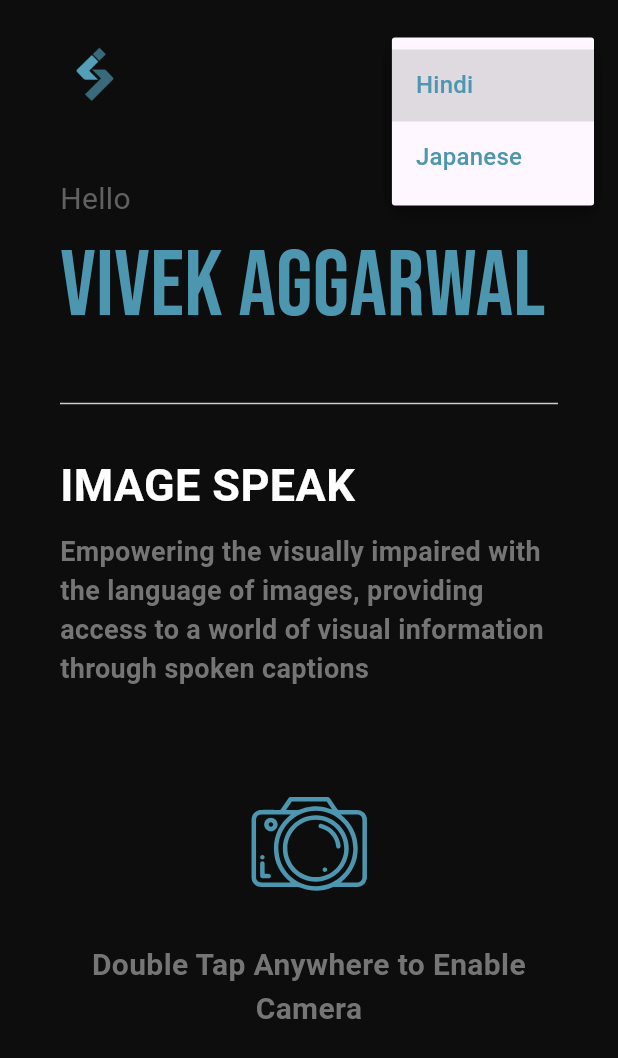
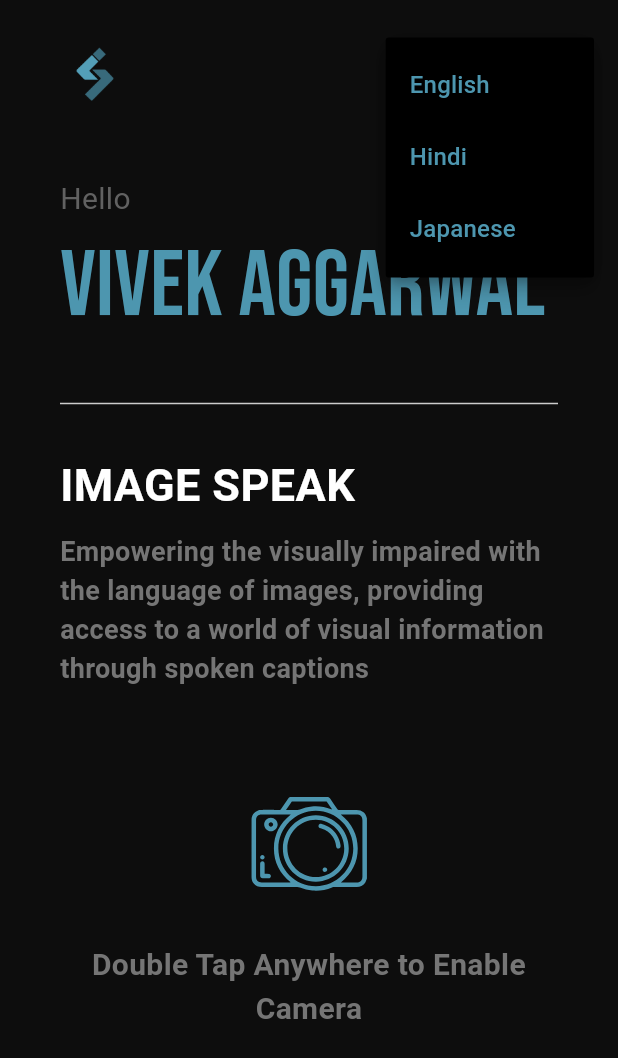
Before and after one commit to vivek005001/viz_assist, a Flutter app: the screen it shows after launch, after a tap on the "translate" icon, on a phone screen of 412 x 824 dp. Shown: the top 1058 px of the screen. Run offline on Flutter 3.47's test engine with Material 3 defaults, Android fonts, the light colour scheme and no system bars; drawn by our look-alikes of animated_text_kit; our stand-ins replace animated_splash_screen, camera, dash_chat_2, firebase_auth, flutter_gemini, flutter_tts and 6 more; missing offline and left inert: external_path, krutidevtounicode, media_scanner, shake, text_to_speech, translator; accounts and stored records are empty; network calls fail.

Commit message:
japanese

```diff
--- a/lib/pages/camera_page.dart
+++ b/lib/pages/camera_page.dart
@@ -20,7 +20,8 @@ speak(String text) async {
 
 class CameraPage extends StatefulWidget {
   final List<CameraDescription> cameras;
-  const CameraPage({super.key, required this.cameras});
+  const CameraPage({super.key, required this.cameras, required this.destinationLanguage});
+  final String destinationLanguage;
 
   @override
   State<CameraPage> createState() => _CameraPageState();
@@ -79,6 +80,7 @@ class _CameraPageState extends State<CameraPage> {
         builder: (context) => DetailsPage(
           imagePath: file.path,
           imageFile: file,
+          destinationLanguage: widget.destinationLanguage,
         ),
       ),
     );
--- a/lib/pages/home.dart
+++ b/lib/pages/home.dart
@@ -23,23 +23,24 @@ class _HomePageState extends State<HomePage> {
   final double verticalPadding = 25;
   String output = "";
   String selectedLanguage = 'en';
-  String? destinationLanguage = "";
-  // final List<String> languages = ['Select Language', 'Hindi', 'English', 'Japanese'];
+  String? destinationLanguage = null; // Initialize with null
+  String destCopy = "";
 
-
-
-  // void temp = translate("en","ja","Hello");
-
+  // List of language options
+  final List<Map<String, String>> languages = [
+    {'name': 'English ', 'code': 'en'},
+    {'name': 'Hindi ', 'code': 'hi'},
+    {'name': 'Japanese ', 'code': 'ja'},
+  ];
 
   @override
-
   Widget build(BuildContext context) {
     return GestureDetector(
       onDoubleTap: () {
         Navigator.push(
           context,
           MaterialPageRoute(
-            builder: (context) => CameraPage(cameras: widget.cameras),
+            builder: (context) => CameraPage(cameras: widget.cameras, destinationLanguage: destCopy),
           ),
         );
       },
@@ -62,43 +63,39 @@ class _HomePageState extends State<HomePage> {
                     Image.asset(
                       'lib/icons/menu.png',
                       height: 45,
-                    // color: Colors.grey[800],
                     ),
-
                     // account icon
                     Theme(
                       data: ThemeData(
-                      // canvasColor: Colors.black,
-
-
+                        canvasColor: Colors.black,
                       ),
-
-                    child: DropdownButton(
-                      // value: destinationLanguage != null? destinationLanguage : null,
+                      child: DropdownButton<String>(
+                        value: destinationLanguage, // Set the currently selected language
                         focusColor: Colors.blueAccent,
-                      icon: Icon(Icons.translate,color: const Color(0xFF4D96AF),),
-                      // iconDisabledColor: Colors.grey,
-                      // iconEnabledColor: Colors.white,
-
-                      items: const [
-
-
-                        // DropdownMenuItem(child: Text("English"),value: "en",),
-                        DropdownMenuItem(
-
-                          child: Text("Hindi", style: TextStyle( color: const Color(0xFF4D96AF),)),
-                          value: "hi",
+                        icon: Icon(
+                          Icons.translate,
+                          color: const Color(0xFF4D96AF),
                         ),
-                        DropdownMenuItem(
-                          child: Text("Japanese", style: TextStyle(color: const Color(0xFF4D96AF),)),
-                          value: "ja",
-                        ),
-
-                      ], onChanged: (String? value) { destinationLanguage = value;
-                    print(destinationLanguage);},
+                        items: languages.map((language) {
+                          return DropdownMenuItem<String>(
+                            value: language['code'],
+                            child: Text(
+                              language['name']!,
+                              style: TextStyle(
+                                color: const Color(0xFF4D96AF),
                               ),
                             ),
-
+                          );
+                        }).toList(),
+                        onChanged: (String? value) {
+                          setState(() {
+                            destinationLanguage = value; // Update destinationLanguage with the selected value
+                            destCopy = value!;
+                          });
+                          print(destinationLanguage);
+                        },
+                      ),
+                    ),
                   ],
                 ),
               ),
@@ -111,9 +108,7 @@ class _HomePageState extends State<HomePage> {
               child: Column(
                 crossAxisAlignment: CrossAxisAlignment.start,
                 children: <Widget>[
-
                   Text(
-
                     'Hello',
                     style: TextStyle(fontSize: 20, color: Colors.grey.shade700),
                   ),
@@ -131,7 +126,6 @@ class _HomePageState extends State<HomePage> {
                         ),
                       ],
                       totalRepeatCount: 1,
-
                     ),
                   ),
                 ],
@@ -185,13 +179,6 @@ class _HomePageState extends State<HomePage> {
                   height: 80,
                   width: 80,
                 ),
-                // Image.asset(
-                //   'lib/icons/camera.png',
-                //   height: 80,
-                //   width: 80,
-                //   color: const Color(0xFF4D96AF),
-                //   // specify other parameters like width, height, etc. as needed
-                // ),
               ),
             ),
             Padding(
--- a/lib/pages/image_chat.dart
+++ b/lib/pages/image_chat.dart
@@ -239,7 +239,7 @@ class _ChatPageState extends State<ChatPage> {
   }
 
   Future<String> _sendApiRequest(ChatMessage chatMessage, File file) async {
-    var uri = Uri.parse('https://6fa9-35-240-251-114.ngrok-free.app/chat');
+    var uri = Uri.parse('https://9b20-34-141-167-252.ngrok-free.app/chat');
     uri = uri.replace(queryParameters: {
       'prompt': chatMessage.text,
     });
--- a/pubspec.yaml
+++ b/pubspec.yaml
@@ -62,6 +62,8 @@ dependencies:
   lottie: ^3.0.0
   translator: ^1.0.0
   animated_text_kit: ^4.2.2
+  krutidevtounicode: ^1.0.2
+  text_to_speech: ^0.2.3
 
 dev_dependencies:
   flutter_test:
```
Also changed, not shown: lib/pages/image_details.dart (+40 -4 lines), lib/utils/smart_device_box.dart (+173 -173 lines), pubspec.lock, 1 other file. Lines whose indentation alone changed are shown as unchanged.
